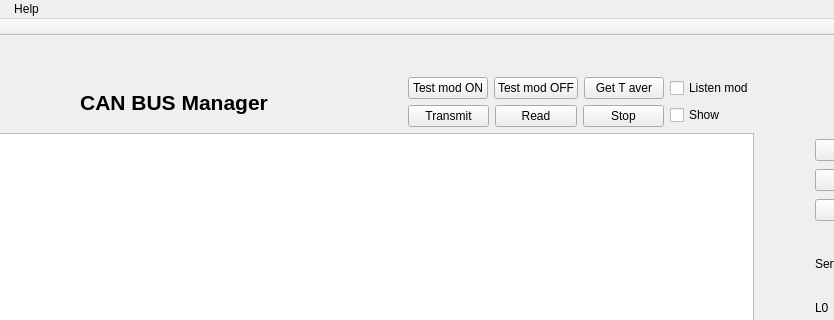
Before: the Qt Designer form GUI_for_CHAI/mainwindow.ui in CrinitusFeles/CAN-BUS-GUI, drawn with Qt 5; both pictures show x 86 to 920 and y 0 to 320 of the 1180 by 810 pixel window.
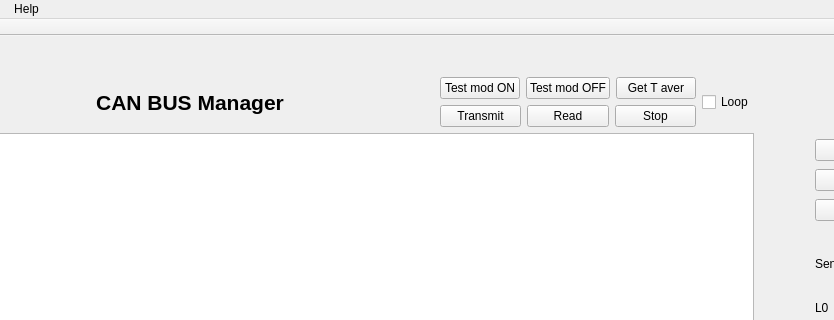
After: the same form once the commit is applied.

The edit to the form file:
```diff
--- a/GUI_for_CHAI/mainwindow.ui
+++ b/GUI_for_CHAI/mainwindow.ui
@@ -412,14 +412,7 @@
            <item>
             <widget class="QCheckBox" name="ListenModBox">
              <property name="text">
-              <string>Listen mod</string>
-             </property>
-            </widget>
-           </item>
-           <item>
-            <widget class="QCheckBox" name="checkBox_2">
-             <property name="text">
-              <string>Show</string>
+              <string>Loop</string>
              </property>
             </widget>
            </item>
```
Left out of the diff: 3 changed lines with no effect on the pictures.
